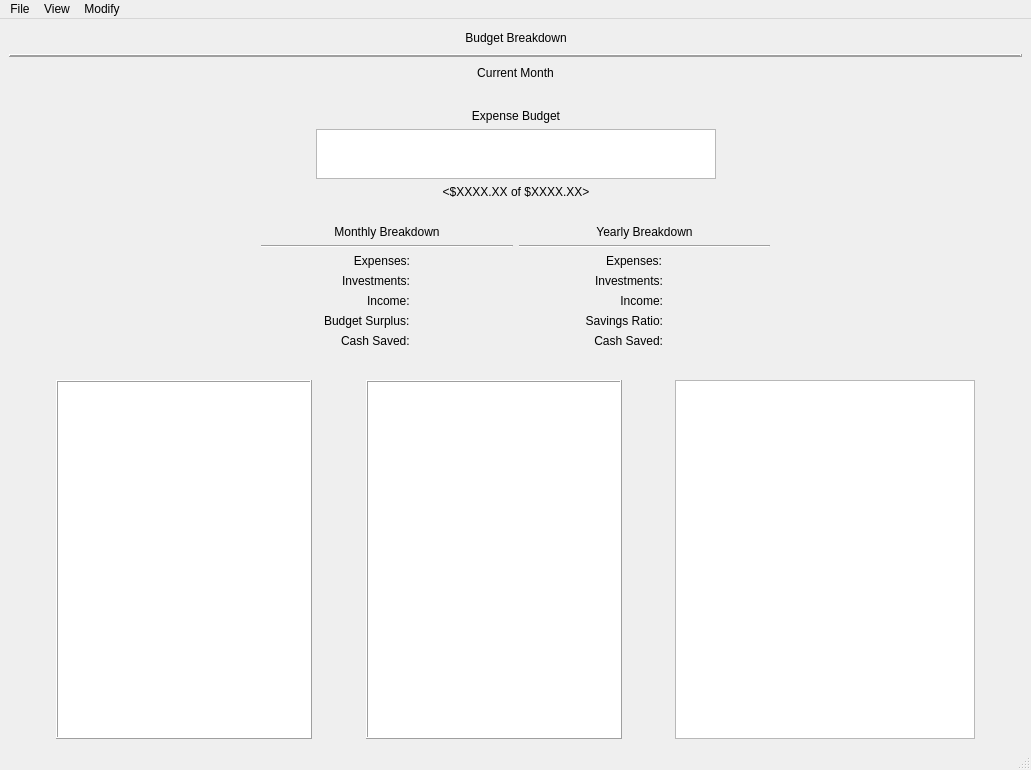
Before: the Qt Designer form CashFlowManager/mainwindow.ui in epw7856/CashFlowManager, drawn with Qt 5.
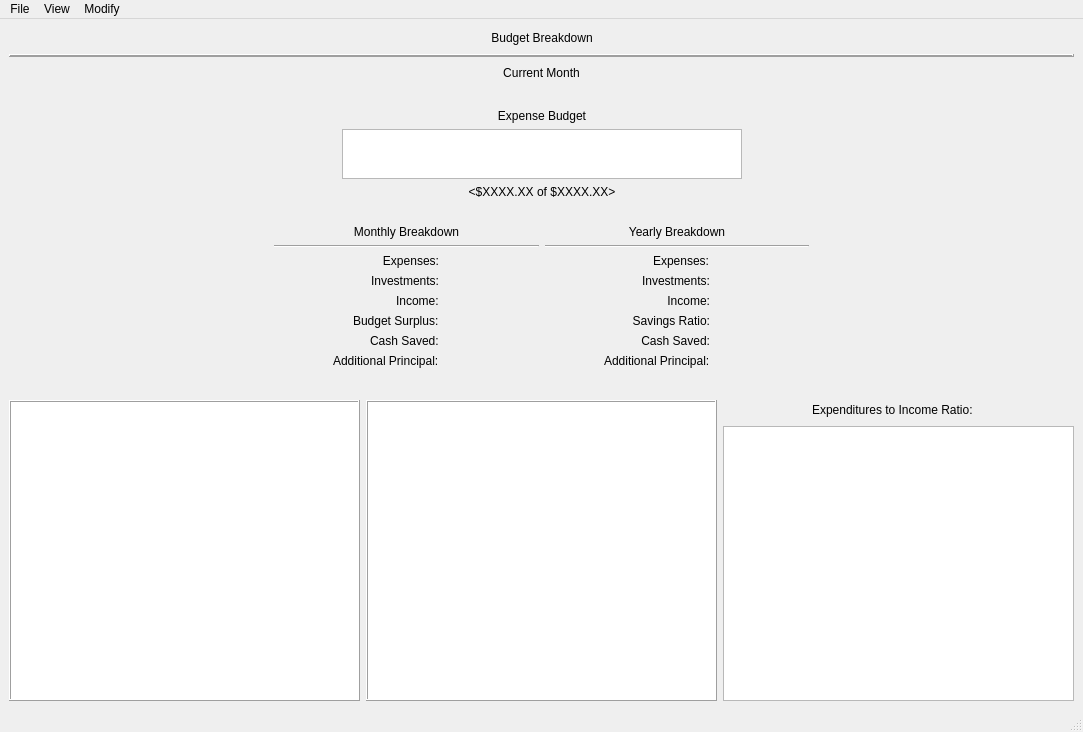
After: the same form once the commit is applied. Custom widgets are drawn as their Qt base class.

Commit message: Added percentages to the expenditure breakdown pie chart in the main window.

The edit to the form file:
```diff
--- a/CashFlowManager/mainwindow.ui
+++ b/CashFlowManager/mainwindow.ui
@@ -6,8 +6,8 @@
    <rect>
     <x>0</x>
     <y>0</y>
-    <width>1031</width>
-    <height>770</height>
+    <width>1083</width>
+    <height>732</height>
    </rect>
   </property>
   <property name="windowTitle">
@@ -341,19 +341,20 @@
            </widget>
           </item>
           <item row="5" column="0">
-           <spacer name="horizontalSpacer_10">
-            <property name="orientation">
-             <enum>Qt::Horizontal</enum>
+           <widget class="QLabel" name="label_16">
+            <property name="text">
+             <string>Additional Principal:</string>
             </property>
-            <property name="sizeHint" stdset="0">
-             <size>
-              <width>40</width>
-              <height>20</height>
-             </size>
-            </property>
-           </spacer>
+           </widget>
           </item>
           <item row="5" column="1">
+           <widget class="QLabel" name="labelMonthlyPrincipal">
+            <property name="text">
+             <string>&lt;Principal&gt;</string>
+            </property>
+           </widget>
+          </item>
+          <item row="6" column="0">
            <spacer name="horizontalSpacer_9">
             <property name="orientation">
              <enum>Qt::Horizontal</enum>
@@ -366,6 +367,19 @@
             </property>
            </spacer>
           </item>
+          <item row="6" column="1">
+           <spacer name="horizontalSpacer_10">
+            <property name="orientation">
+             <enum>Qt::Horizontal</enum>
+            </property>
+            <property name="sizeHint" stdset="0">
+             <size>
+              <width>40</width>
+              <height>20</height>
+             </size>
+            </property>
+           </spacer>
+          </item>
          </layout>
         </item>
        </layout>
@@ -480,6 +494,20 @@
            </widget>
           </item>
           <item row="5" column="0">
+           <widget class="QLabel" name="label_15">
+            <property name="text">
+             <string>Additional Principal:</string>
+            </property>
+           </widget>
+          </item>
+          <item row="5" column="1">
+           <widget class="QLabel" name="labelYearlyPrincipal">
+            <property name="text">
+             <string>&lt;Principal&gt;</string>
+            </property>
+           </widget>
+          </item>
+          <item row="6" column="0">
            <spacer name="horizontalSpacer_11">
             <property name="orientation">
              <enum>Qt::Horizontal</enum>
@@ -492,8 +520,8 @@
             </property>
            </spacer>
           </item>
-          <item row="5" column="1">
-           <spacer name="horizontalSpacer_16">
+          <item row="6" column="1">
+           <spacer name="horizontalSpacer_12">
             <property name="orientation">
              <enum>Qt::Horizontal</enum>
             </property>
@@ -526,19 +554,6 @@
     </item>
     <item>
      <layout class="QHBoxLayout" name="layoutTables">
-      <item>
-       <spacer name="horizontalSpacer_13">
-        <property name="orientation">
-         <enum>Qt::Horizontal</enum>
-        </property>
-        <property name="sizeHint" stdset="0">
-         <size>
-          <width>40</width>
-          <height>20</height>
-         </size>
-        </property>
-       </spacer>
-      </item>
       <item>
        <layout class="QVBoxLayout" name="verticalLayout_10">
         <item>
@@ -591,19 +606,6 @@
         </item>
        </layout>
       </item>
-      <item>
-       <spacer name="horizontalSpacer_15">
-        <property name="orientation">
-         <enum>Qt::Horizontal</enum>
-        </property>
-        <property name="sizeHint" stdset="0">
-         <size>
-          <width>40</width>
-          <height>20</height>
-         </size>
-        </property>
-       </spacer>
-      </item>
       <item>
        <layout class="QVBoxLayout" name="verticalLayout_8">
         <item>
@@ -654,20 +656,51 @@
        </layout>
       </item>
       <item>
-       <spacer name="horizontalSpacer_12">
-        <property name="orientation">
-         <enum>Qt::Horizontal</enum>
-        </property>
-        <property name="sizeHint" stdset="0">
-         <size>
-          <width>40</width>
-          <height>20</height>
-         </size>
-        </property>
-       </spacer>
-      </item>
-      <item>
-       <layout class="QVBoxLayout" name="verticalLayout_11">
+       <layout class="QVBoxLayout" name="verticalLayout">
+        <item>
+         <layout class="QHBoxLayout" name="horizontalLayout">
+          <item>
+           <spacer name="horizontalSpacer_13">
+            <property name="orientation">
+             <enum>Qt::Horizontal</enum>
+            </property>
+            <property name="sizeHint" stdset="0">
+             <size>
+              <width>40</width>
+              <height>20</height>
+             </size>
+            </property>
+           </spacer>
+          </item>
+          <item>
+           <widget class="QLabel" name="label_17">
+            <property name="text">
+             <string>Expenditures to Income Ratio:</string>
+            </property>
+           </widget>
+          </item>
+          <item>
+           <widget class="QLabel" name="labelExpenditurePercentage">
+            <property name="text">
+             <string>&lt;Percentage&gt;</string>
+            </property>
+           </widget>
+          </item>
+          <item>
+           <spacer name="horizontalSpacer_14">
+            <property name="orientation">
+             <enum>Qt::Horizontal</enum>
+            </property>
+            <property name="sizeHint" stdset="0">
+             <size>
+              <width>40</width>
+              <height>20</height>
+             </size>
+            </property>
+           </spacer>
+          </item>
+         </layout>
+        </item>
         <item>
          <widget class="QChartView" name="graphicsViewBreakdownPieChart">
           <property name="minimumSize">
@@ -686,19 +719,6 @@
         </item>
        </layout>
       </item>
-      <item>
-       <spacer name="horizontalSpacer_14">
-        <property name="orientation">
-         <enum>Qt::Horizontal</enum>
-        </property>
-        <property name="sizeHint" stdset="0">
-         <size>
-          <width>40</width>
-          <height>20</height>
-         </size>
-        </property>
-       </spacer>
-      </item>
      </layout>
     </item>
    </layout>
@@ -708,7 +728,7 @@
     <rect>
      <x>0</x>
      <y>0</y>
-     <width>1031</width>
+     <width>1083</width>
      <height>21</height>
     </rect>
    </property>
```
The commit also changes 4 other files.
